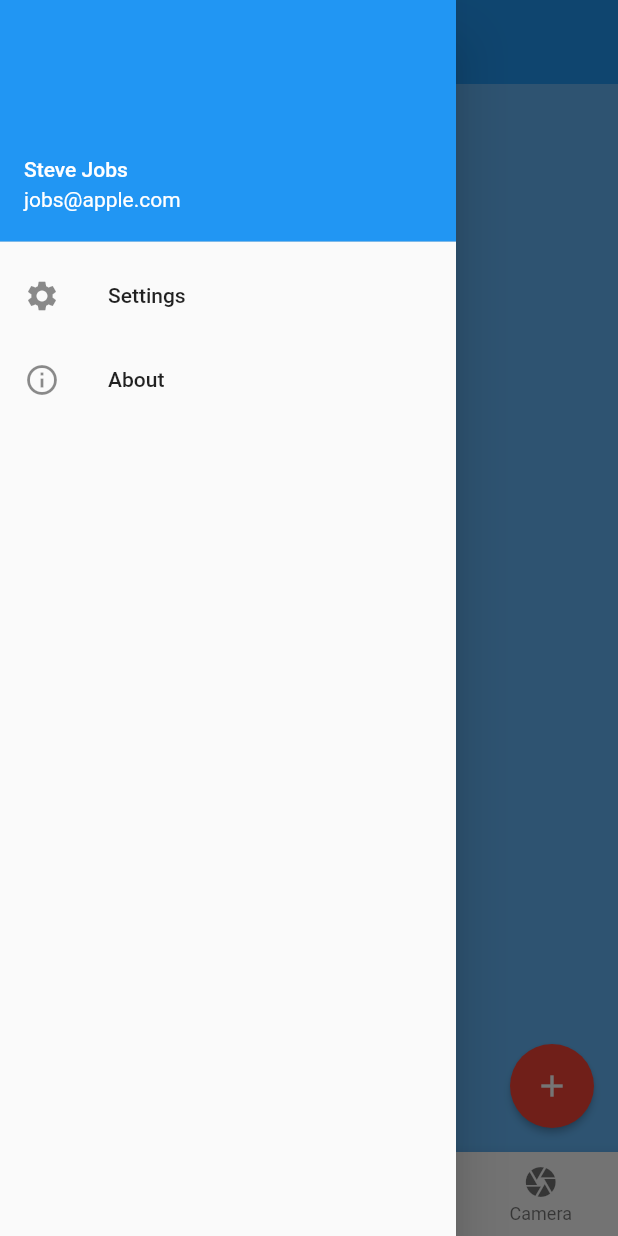
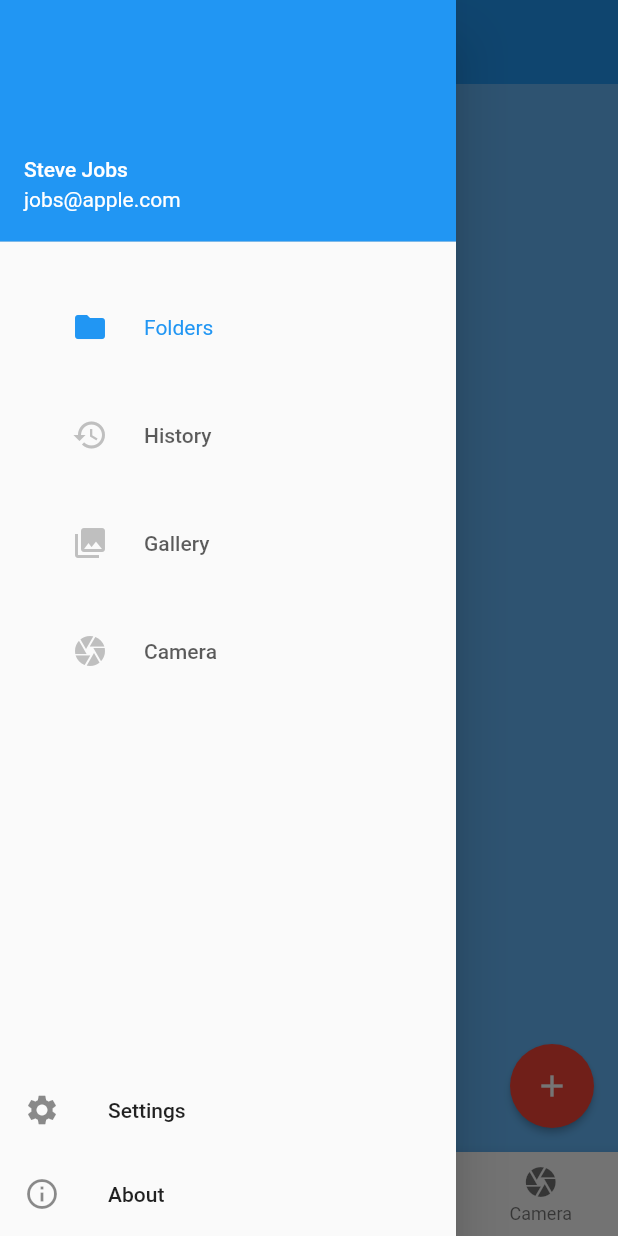
Before and after one commit to rodydavis/navigation_rail, a Flutter app: the screen it shows after launch, with the side drawer open, on a phone screen of 412 x 824 dp. Run offline on Flutter 3.47's test engine with Material 2 defaults, Android fonts, the phone set to English and light mode, and no system bars.

Commit message:
Conditionally expanding rail to max width
Conditionally expanding rail to max width, expanding for medium screen size causes unbounded width constraint error

```diff
--- a/lib/navigation_rail.dart
+++ b/lib/navigation_rail.dart
@@ -115,7 +115,7 @@ class NavRail extends StatelessWidget {
                     automaticallyImplyLeading: true,
                   ),
             drawer: drawerHeaderBuilder != null || drawerFooterBuilder != null
-                ? _buildDrawer(context, false)
+                ? _buildDrawer(context, true)
                 : null,
             body: body,
             floatingActionButton: floatingActionButton,
@@ -143,8 +143,21 @@ class NavRail extends StatelessWidget {
           child: SingleChildScrollView(
             child: Row(
               children: [
+                if (!extended) _rail(extended, context),
+                if (extended)
                   Expanded(
-                  child: IntrinsicHeight(
+                    child: _rail(extended, context),
+                  ),
+              ],
+            ),
+          ),
+        );
+      },
+    );
+  }
+
+  Widget _rail(bool extended, BuildContext context) {
+    return IntrinsicHeight(
       child: NavigationRail(
         extended: extended,
         backgroundColor: Theme.of(context).scaffoldBackgroundColor,
@@ -168,13 +181,6 @@ class NavRail extends StatelessWidget {
                 ))
             .toList(),
       ),
-                  ),
-                ),
-              ],
-            ),
-          ),
-        );
-      },
     );
   }
 
@@ -187,7 +193,7 @@ class NavRail extends StatelessWidget {
               drawerHeaderBuilder!(context),
             ],
             if (showTabs) ...[
-              Expanded(child: buildRail(context, true)),
+              Expanded(child: buildRail(context, showTabs)),
             ],
             if (drawerFooterBuilder != null) ...[
               drawerFooterBuilder!(context),
```
Lines whose indentation alone changed are shown as unchanged.
